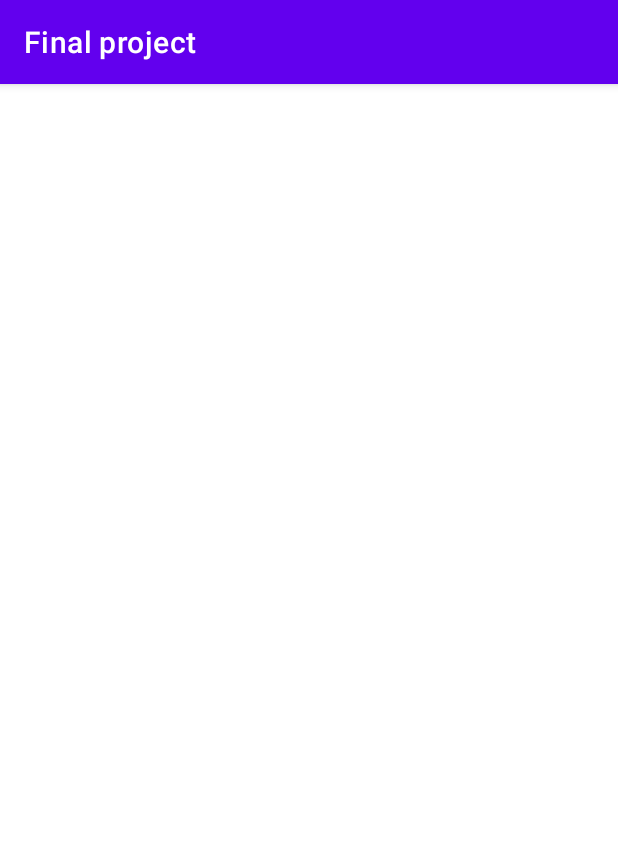
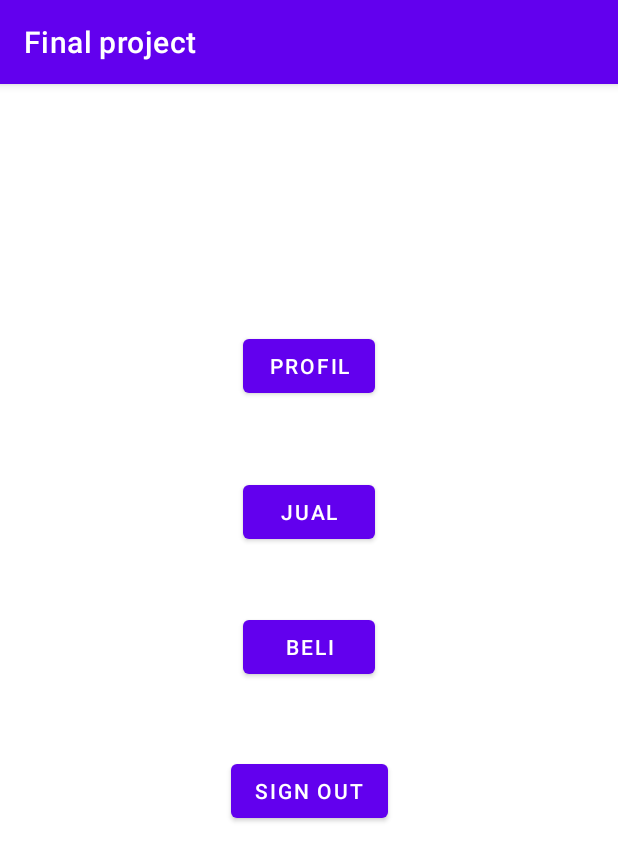
Before and after one commit to yudhaaditama16/yudhaaditama16, an Android app: the MenuActivity screen opened directly, with no data from a screen before it, on a phone screen of 412 x 824 dp. Shown: the top 861 px of the screen. Run offline under Robolectric (Android 15) with nearby library versions, the phone set to English and light mode, and no system bars.

Commit message:
Membuat Layout Menu

```diff
--- a/app/src/main/res/layout/activity_menu.xml
+++ b/app/src/main/res/layout/activity_menu.xml
@@ -6,4 +6,47 @@
     android:layout_height="match_parent"
     tools:context=".MenuActivity">
 
+    <Button
+        android:id="@+id/btnProfil"
+        android:layout_width="wrap_content"
+        android:layout_height="wrap_content"
+        android:layout_marginTop="164dp"
+        android:text="Profil"
+        app:layout_constraintEnd_toEndOf="parent"
+        app:layout_constraintHorizontal_bias="0.5"
+        app:layout_constraintStart_toStartOf="parent"
+        app:layout_constraintTop_toTopOf="parent" />
+
+    <Button
+        android:id="@+id/btnJual"
+        android:layout_width="wrap_content"
+        android:layout_height="wrap_content"
+        android:layout_marginTop="49dp"
+        android:text="Jual"
+        app:layout_constraintEnd_toEndOf="parent"
+        app:layout_constraintHorizontal_bias="0.5"
+        app:layout_constraintStart_toStartOf="parent"
+        app:layout_constraintTop_toBottomOf="@+id/btnProfil" />
+
+    <Button
+        android:id="@+id/btnBeli"
+        android:layout_width="wrap_content"
+        android:layout_height="wrap_content"
+        android:layout_marginTop="42dp"
+        android:text="Beli"
+        app:layout_constraintEnd_toEndOf="parent"
+        app:layout_constraintHorizontal_bias="0.5"
+        app:layout_constraintStart_toStartOf="parent"
+        app:layout_constraintTop_toBottomOf="@+id/btnJual" />
+
+    <Button
+        android:id="@+id/btnSignOut"
+        android:layout_width="wrap_content"
+        android:layout_height="wrap_content"
+        android:layout_marginTop="48dp"
+        android:text="Sign Out"
+        app:layout_constraintEnd_toEndOf="parent"
+        app:layout_constraintHorizontal_bias="0.5"
+        app:layout_constraintStart_toStartOf="parent"
+        app:layout_constraintTop_toBottomOf="@+id/btnBeli" />
 </androidx.constraintlayout.widget.ConstraintLayout>
```
Also changed, not shown: 1 other file.
